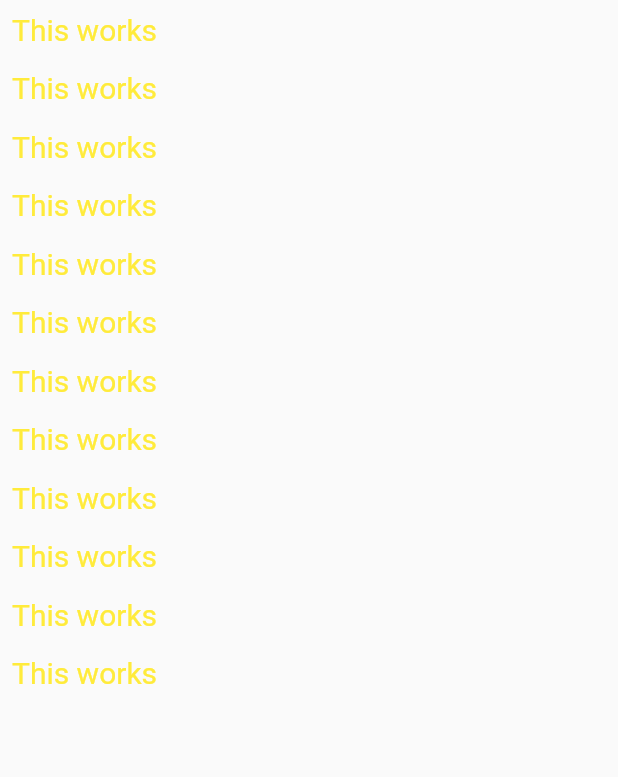
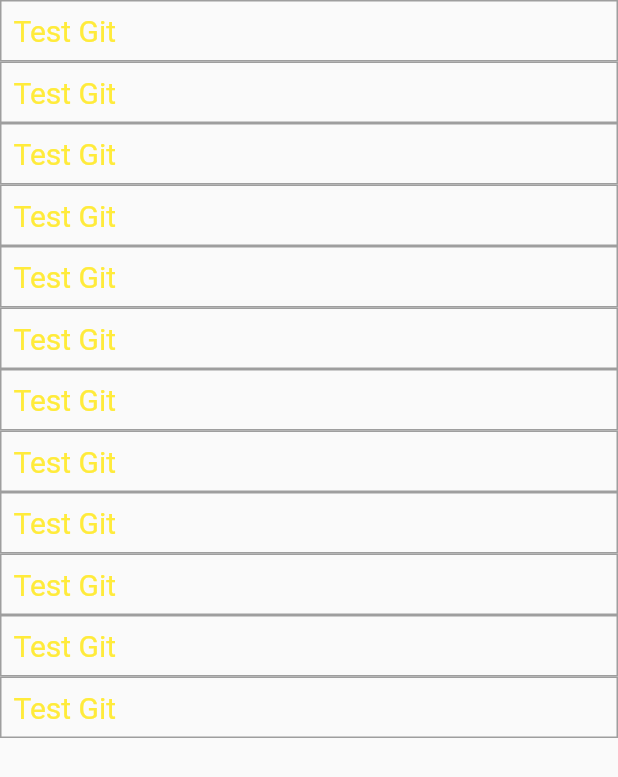
Before and after one commit to Nobi1202/Chat-App, a Flutter app: the screen it shows after launch, on a phone screen of 412 x 824 dp. Shown: the top 777 px of the screen. Run offline on Flutter 3.47's test engine with Material 2 defaults, Android fonts, the phone set to English and light mode, and no system bars.

Commit message:
test git

```diff
--- a/lib/screens/chat_screen.dart
+++ b/lib/screens/chat_screen.dart
@@ -10,8 +10,11 @@ class ChatScreen extends StatelessWidget {
         itemCount: 12,
         itemBuilder: (ctx, index) => Container(
           padding: const EdgeInsets.all(8),
+          decoration: BoxDecoration(
+            border: Border.all(color: Colors.grey),
+          ),
           child: const Text(
-            "This works",
+            "Test Git",
             style: TextStyle(
               color: Colors.yellow,
               fontSize: 20,
```
